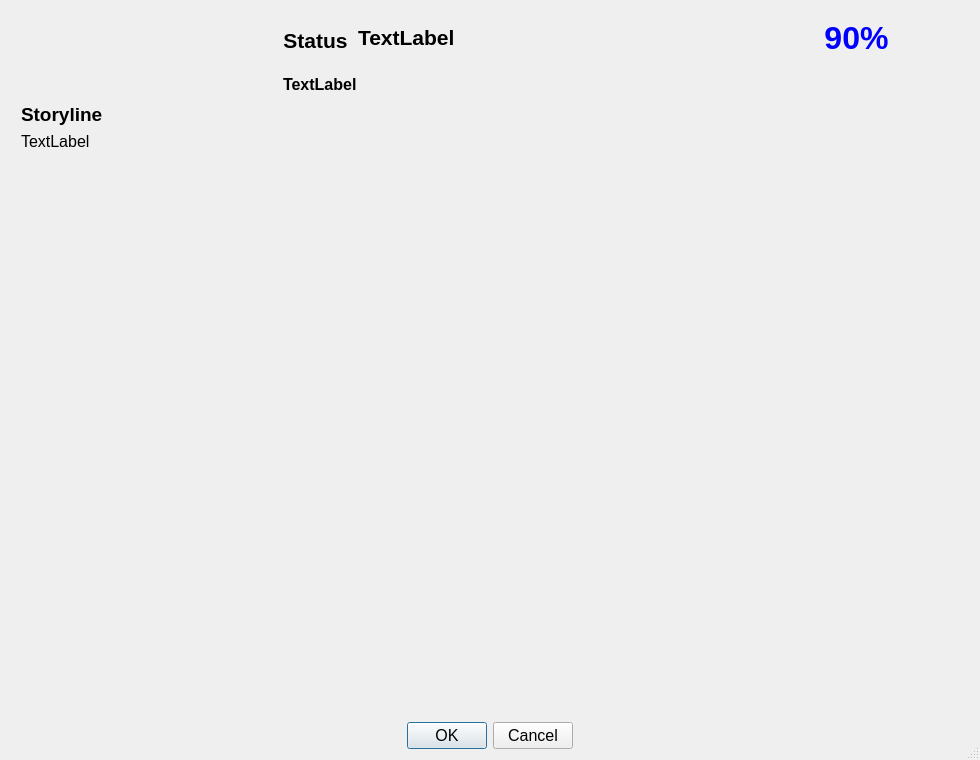
First picture: the form in moviedetaildialog.ui, repository silverqx/qMedia, before the edit.
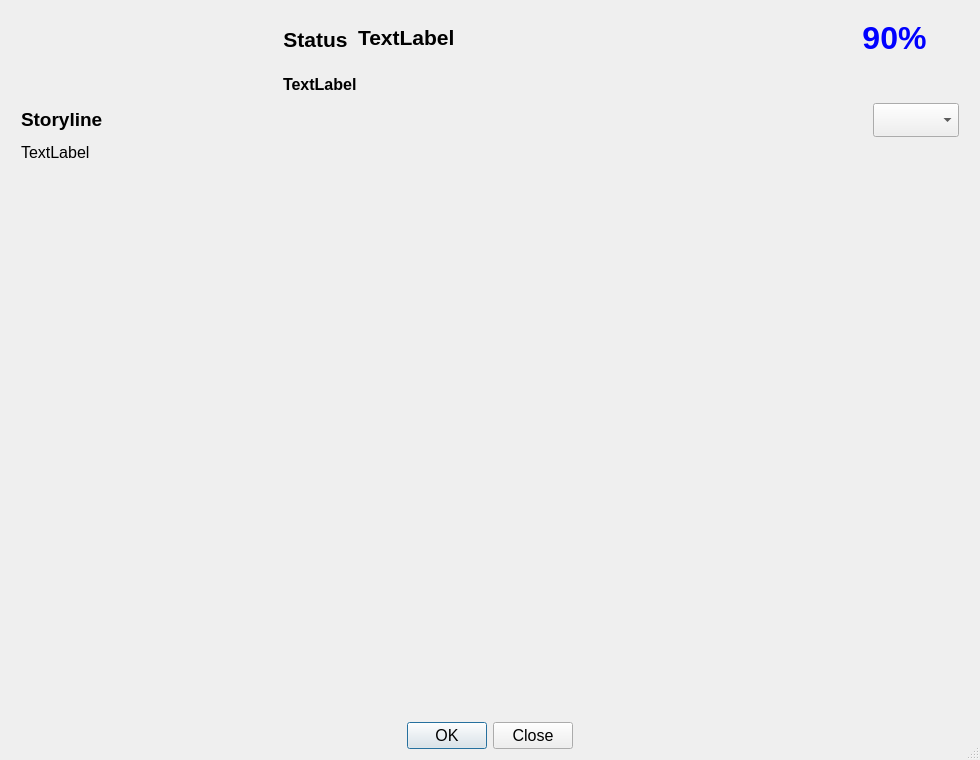
Second picture: the form after the edit. Icons and pictures are not drawn.

Commit message: added movie detail combobox to switch movie details

What changed in the file:
```diff
--- a/moviedetaildialog.ui
+++ b/moviedetaildialog.ui
@@ -35,6 +35,9 @@
    <bool>true</bool>
   </property>
   <layout class="QVBoxLayout" name="verticalLayoutMainDialog">
+   <property name="spacing">
+    <number>11</number>
+   </property>
    <item>
     <widget class="QScrollArea" name="scrollArea">
      <property name="frameShape">
@@ -49,7 +52,7 @@
         <x>0</x>
         <y>0</y>
         <width>958</width>
-        <height>698</height>
+        <height>694</height>
        </rect>
       </property>
       <layout class="QVBoxLayout" name="verticalLayoutMainScrollArea">
@@ -66,7 +69,7 @@
         <number>0</number>
        </property>
        <item>
-        <layout class="QVBoxLayout" name="verticalLayoutMain" stretch="0,1">
+        <layout class="QVBoxLayout" name="verticalLayoutMain">
          <item>
           <layout class="QHBoxLayout" name="horizontalLayoutPosterInfo">
            <item>
@@ -118,7 +121,7 @@
               <number>6</number>
              </property>
              <item>
-              <layout class="QHBoxLayout" name="horizontalLayoutTitles" stretch="26,3,3">
+              <layout class="QHBoxLayout" name="horizontalLayoutTitles" stretch="26,3,1">
                <item>
                 <layout class="QHBoxLayout" name="horizontalLayoutTitle" stretch="0,1">
                  <item>
@@ -139,7 +142,7 @@
                    </property>
                    <property name="styleSheet">
                     <string notr="true">QLabel {
-    padding-top: 4px;
+    padding-top: 2px;
 }
 </string>
                    </property>
@@ -159,6 +162,18 @@
                  </item>
                  <item>
                   <widget class="QLabel" name="title">
+                   <property name="sizePolicy">
+                    <sizepolicy hsizetype="Preferred" vsizetype="Maximum">
+                     <horstretch>0</horstretch>
+                     <verstretch>0</verstretch>
+                    </sizepolicy>
+                   </property>
+                   <property name="maximumSize">
+                    <size>
+                     <width>16777215</width>
+                     <height>34</height>
+                    </size>
+                   </property>
                    <property name="font">
                     <font>
                      <family>Tahoma</family>
@@ -167,18 +182,15 @@
                      <bold>true</bold>
                     </font>
                    </property>
-                   <property name="styleSheet">
-                    <string notr="true">QLabel {
-    padding: 10px 0;
-}
-</string>
-                   </property>
                    <property name="text">
                     <string>TextLabel</string>
                    </property>
                    <property name="textFormat">
                     <enum>Qt::PlainText</enum>
                    </property>
+                   <property name="wordWrap">
+                    <bool>true</bool>
+                   </property>
                    <property name="indent">
                     <number>0</number>
                    </property>
@@ -275,6 +287,11 @@
             <number>12</number>
            </property>
            <item>
+            <layout class="QHBoxLayout" name="horizontalLayout" stretch="1,0,0">
+             <property name="spacing">
+              <number>4</number>
+             </property>
+             <item>
             <widget class="QLabel" name="storyLineHeader">
              <property name="sizePolicy">
               <sizepolicy hsizetype="Preferred" vsizetype="Maximum">
@@ -305,6 +322,74 @@
             </widget>
            </item>
            <item>
+              <widget class="QPushButton" name="saveButton">
+               <property name="enabled">
+                <bool>false</bool>
+               </property>
+               <property name="minimumSize">
+                <size>
+                 <width>40</width>
+                 <height>34</height>
+                </size>
+               </property>
+               <property name="font">
+                <font>
+                 <family>Tahoma</family>
+                 <pointsize>11</pointsize>
+                </font>
+               </property>
+               <property name="toolTip">
+                <string notr="true">Save current movie detail as default</string>
+               </property>
+               <property name="toolTipDuration">
+                <number>2500</number>
+               </property>
+               <property name="text">
+                <string notr="true"/>
+               </property>
+               <property name="icon">
+                <iconset resource="images/qMedia.qrc">
+                 <normaloff>:/icons/save_w.svg</normaloff>:/icons/save_w.svg</iconset>
+               </property>
+               <property name="shortcut">
+                <string>Ctrl+S</string>
+               </property>
+               <property name="autoDefault">
+                <bool>false</bool>
+               </property>
+               <property name="flat">
+                <bool>true</bool>
+               </property>
+              </widget>
+             </item>
+             <item>
+              <widget class="QComboBox" name="movieDetailComboBox">
+               <property name="minimumSize">
+                <size>
+                 <width>0</width>
+                 <height>34</height>
+                </size>
+               </property>
+               <property name="font">
+                <font>
+                 <family>Tahoma</family>
+                 <pointsize>11</pointsize>
+                </font>
+               </property>
+               <property name="toolTip">
+                <string>Load another movie detail</string>
+               </property>
+               <property name="toolTipDuration">
+                <number>2000</number>
+               </property>
+               <property name="currentText">
+                <string notr="true"/>
+               </property>
+              </widget>
+             </item>
+            </layout>
+           </item>
+           <item>
             <widget class="QLabel" name="storyline">
              <property name="sizePolicy">
               <sizepolicy hsizetype="Preferred" vsizetype="Expanding">
@@ -349,7 +434,7 @@
       <enum>Qt::Horizontal</enum>
      </property>
      <property name="standardButtons">
-      <set>QDialogButtonBox::Cancel|QDialogButtonBox::Ok</set>
+      <set>QDialogButtonBox::Close|QDialogButtonBox::Ok</set>
      </property>
      <property name="centerButtons">
       <bool>true</bool>
```
Left out of the diff: 4 changed lines with no effect on the pictures. Lines whose indentation alone changed are shown as unchanged. The commit also changes 17 other files.
